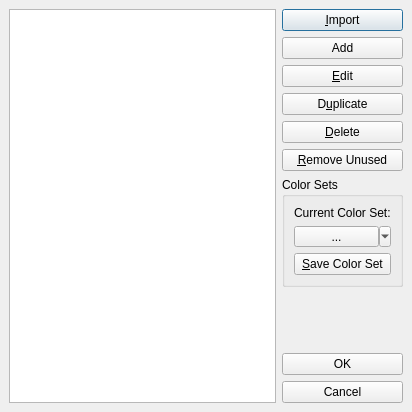
First picture: the form in scribus/ui/colorsandfillsbase.ui, repository scribusproject/scribus, before the edit.
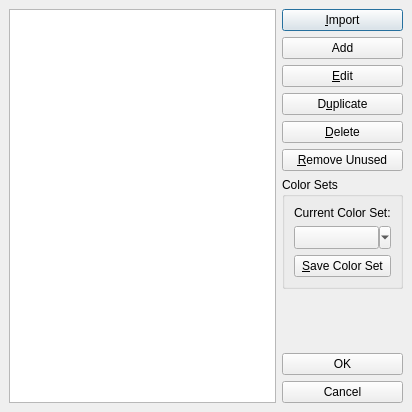
Second picture: the form after the edit. Custom widgets are drawn as their Qt base class.

```diff
--- a/scribus/ui/colorsandfillsbase.ui
+++ b/scribus/ui/colorsandfillsbase.ui
@@ -136,9 +136,6 @@
             <verstretch>0</verstretch>
            </sizepolicy>
           </property>
-          <property name="text">
-           <string>...</string>
-          </property>
           <property name="popupMode">
            <enum>QToolButton::MenuButtonPopup</enum>
           </property>
```
